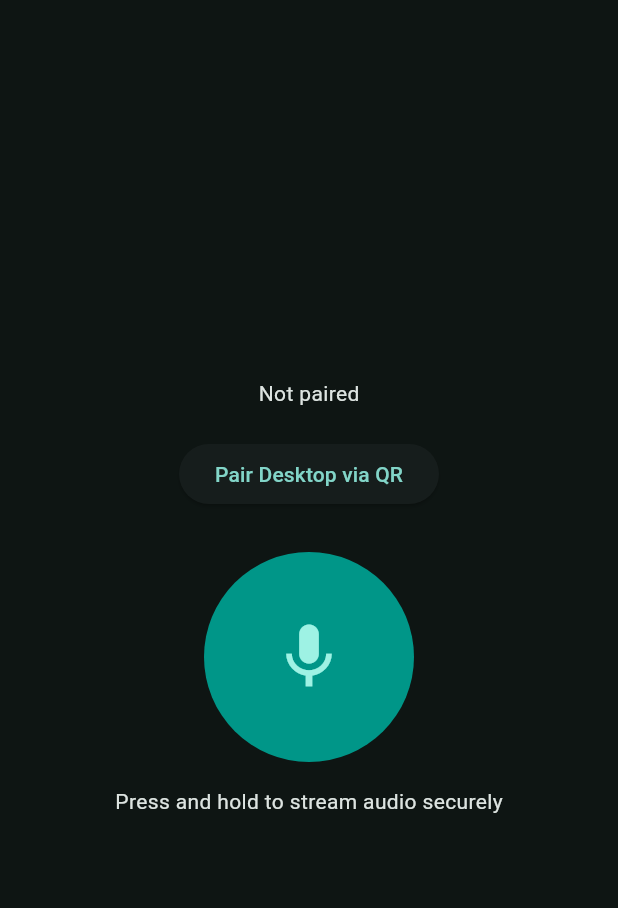
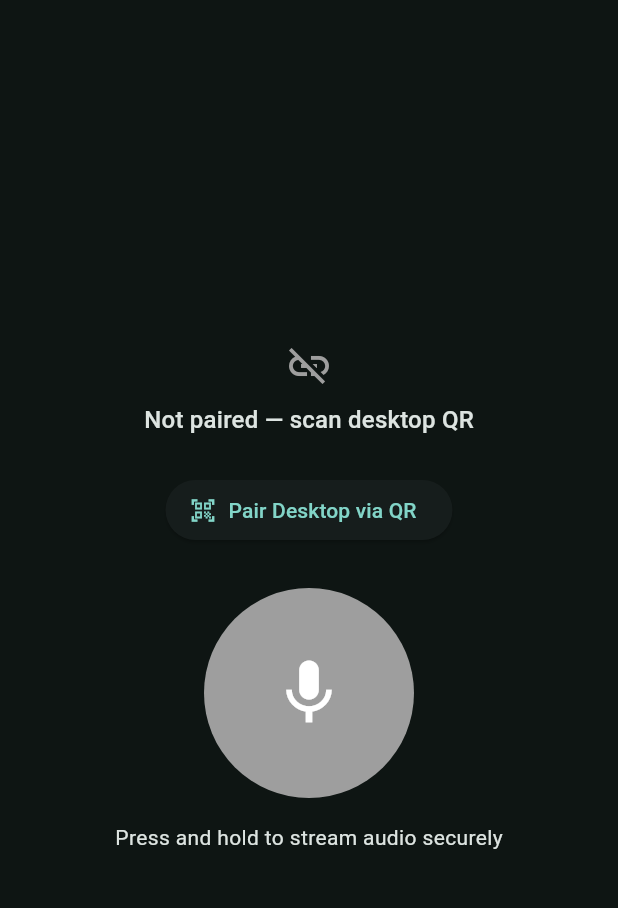
Before and after one commit to musicofthings/mozhi, a Flutter app: the screen it shows after launch, on a phone screen of 412 x 824 dp, the part 63-971 px from its top. Run offline on Flutter 3.47's test engine with Material 3 defaults, Android fonts, the phone set to English and light mode, and no system bars; missing offline and left inert: cryptography, mobile_scanner, record.

Commit message:
feat: complete E2E voice bridge implementation
Desktop agent:
- Add advertised_host to config for QR payload
- Wire QR display into main.py startup
- Add flush event support to WebSocket server
- Add 3s audio chunk buffering to pipeline
- Add flush_buffer() for PTT release processing
- Add qrcode[pil] to pyproject.toml dependencies

Mobile app (Flutter):
- Create crypto_helper.dart (X25519, HKDF-SHA256, AES-GCM-256)
- Rewrite pairing_service.dart (QR→WebSocket→X25519→HKDF→session)
- Rewrite audio_stream_service.dart (mic→buffer→encrypt→stream)
- Rewrite push_to_talk_screen.dart (QR nav, PTT, error display)
- Update pubspec.yaml (add web_socket_channel, record)
- Update widget test for new UI text

Docs:
- Refresh claude.md with complete E2E implementation status

```diff
--- a/mobile_app/lib/screens/push_to_talk_screen.dart
+++ b/mobile_app/lib/screens/push_to_talk_screen.dart
@@ -2,6 +2,7 @@ import 'package:flutter/material.dart';
 
 import '../services/audio_stream_service.dart';
 import '../services/pairing_service.dart';
+import 'qr_scan_screen.dart';
 
 class PushToTalkScreen extends StatefulWidget {
   const PushToTalkScreen({super.key});
@@ -16,23 +17,52 @@ class _PushToTalkScreenState extends State<PushToTalkScreen> {
 
   bool _paired = false;
   bool _streaming = false;
+  String? _error;
 
   Future<void> _pair() async {
-    final paired = await _pairingService.pairViaQr();
+    setState(() => _error = null);
+
+    // Navigate to QR scanner and get the scanned payload JSON
+    final qrJson = await Navigator.of(context).push<String>(
+      MaterialPageRoute(builder: (_) => const QrScanScreen()),
+    );
+    if (qrJson == null || !mounted) return;
+
+    try {
+      final paired = await _pairingService.pairWithData(qrJson);
+      if (!mounted) return;
+      setState(() => _paired = paired);
+    } catch (e) {
+      if (!mounted) return;
+      setState(() => _error = 'Pairing failed: $e');
+    }
+  }
+
+  Future<void> _unpair() async {
+    await _pairingService.disconnect();
     if (!mounted) return;
-    setState(() => _paired = paired);
+    setState(() {
+      _paired = false;
+      _streaming = false;
+    });
   }
 
   Future<void> _togglePtt(bool active) async {
     if (!_paired) return;
     try {
       if (active) {
-        await _audioService.startStreaming();
+        final channel = _pairingService.channel;
+        if (channel == null) {
+          setState(() => _error = 'WebSocket not connected');
+          return;
+        }
+        await _audioService.startStreaming(channel);
       } else {
         await _audioService.stopStreaming();
       }
     } catch (e) {
       debugPrint('PTT error: $e');
+      if (mounted) setState(() => _error = 'Streaming error: $e');
     }
     if (!mounted) return;
     setState(() => _streaming = active);
@@ -41,36 +71,91 @@ class _PushToTalkScreenState extends State<PushToTalkScreen> {
   @override
   void dispose() {
     _audioService.dispose();
+    _pairingService.disconnect();
     super.dispose();
   }
 
   @override
   Widget build(BuildContext context) {
     return Scaffold(
-      appBar: AppBar(title: const Text('Mozhi Push-to-Talk')),
+      appBar: AppBar(
+        title: const Text('Mozhi Push-to-Talk'),
+        actions: [
+          if (_paired)
+            IconButton(
+              icon: const Icon(Icons.link_off),
+              tooltip: 'Disconnect',
+              onPressed: _unpair,
+            ),
+        ],
+      ),
       body: Center(
         child: Column(
           mainAxisAlignment: MainAxisAlignment.center,
           children: [
-            Text(_paired ? 'Paired ✅' : 'Not paired'),
-            const SizedBox(height: 20),
-            ElevatedButton(
-              onPressed: _pair,
-              child: const Text('Pair Desktop via QR'),
+            Icon(
+              _paired ? Icons.check_circle : Icons.link_off,
+              size: 32,
+              color: _paired ? Colors.green : Colors.grey,
             ),
+            const SizedBox(height: 8),
+            Text(
+              _paired
+                  ? 'Paired with desktop ✅'
+                  : 'Not paired — scan desktop QR',
+              style: Theme.of(context).textTheme.titleMedium,
+            ),
+            if (_error != null) ...[
+              const SizedBox(height: 8),
+              Text(
+                _error!,
+                style: const TextStyle(color: Colors.red, fontSize: 13),
+                textAlign: TextAlign.center,
+              ),
+            ],
+            const SizedBox(height: 24),
+            if (!_paired)
+              ElevatedButton.icon(
+                icon: const Icon(Icons.qr_code_scanner),
+                label: const Text('Pair Desktop via QR'),
+                onPressed: _pair,
+              ),
             const SizedBox(height: 28),
-            GestureDetector(
-              onTapDown: (_) => _togglePtt(true),
-              onTapUp: (_) => _togglePtt(false),
-              onTapCancel: () => _togglePtt(false),
-              child: CircleAvatar(
-                radius: 70,
-                backgroundColor: _streaming ? Colors.red : Colors.teal,
-                child: const Icon(Icons.mic, size: 52),
+            Listener(
+              onPointerDown: (_) => _togglePtt(true),
+              onPointerUp: (_) => _togglePtt(false),
+              onPointerCancel: (_) => _togglePtt(false),
+              child: AnimatedContainer(
+                duration: const Duration(milliseconds: 120),
+                width: _streaming ? 160 : 140,
+                height: _streaming ? 160 : 140,
+                decoration: BoxDecoration(
+                  shape: BoxShape.circle,
+                  color: !_paired
+                      ? Colors.grey
+                      : _streaming
+                          ? Colors.red
+                          : Colors.teal,
+                  boxShadow: _streaming
+                      ? [
+                          BoxShadow(
+                            color: Colors.red.withAlpha(100),
+                            blurRadius: 24,
+                            spreadRadius: 4,
+                          ),
+                        ]
+                      : null,
+                ),
+                child: const Icon(Icons.mic, size: 52, color: Colors.white),
               ),
             ),
             const SizedBox(height: 16),
-            const Text('Press and hold to stream audio securely'),
+            Text(
+              _streaming
+                  ? 'Streaming audio…'
+                  : 'Press and hold to stream audio securely',
+              style: Theme.of(context).textTheme.bodyMedium,
+            ),
           ],
         ),
       ),
--- /dev/null
+++ b/mobile_app/lib/services/crypto_helper.dart
@@ -0,0 +1,57 @@
+import 'dart:convert';
+import 'dart:typed_data';
+
+import 'package:cryptography/cryptography.dart';
+
+/// Cryptographic helpers for X25519 key exchange and AES-GCM transport.
+class CryptoHelper {
+  CryptoHelper._();
+
+  static final _x25519 = X25519();
+  static final _hkdf = Hkdf(hmac: Hmac.sha256(), outputLength: 32);
+  static final _aesGcm = AesGcm.with256bits(nonceLength: 12);
+
+  /// Generate an X25519 key pair and return (privateKey, publicKeyBytes).
+  static Future<({SimpleKeyPair keyPair, List<int> publicKeyBytes})>
+      generateKeyPair() async {
+    final keyPair = await _x25519.newKeyPair();
+    final publicKey = await keyPair.extractPublicKey();
+    return (keyPair: keyPair, publicKeyBytes: publicKey.bytes);
+  }
+
+  /// Derive a 32-byte AES key from the X25519 shared secret using HKDF.
+  static Future<SecretKey> deriveAesKey(
+    SimpleKeyPair clientKeyPair,
+    List<int> serverPublicKeyBytes,
+  ) async {
+    final serverPublicKey = SimplePublicKey(serverPublicKeyBytes, type: KeyPairType.x25519);
+    final sharedSecret = await _x25519.sharedSecretKey(
+      keyPair: clientKeyPair,
+      remotePublicKey: serverPublicKey,
+    );
+    final sharedSecretBytes = await sharedSecret.extractBytes();
+
+    // HKDF derivation — MUST match desktop info=b"mozhi-audio-transport"
+    final derived = await _hkdf.deriveKey(
+      secretKey: SecretKey(sharedSecretBytes),
+      info: utf8.encode('mozhi-audio-transport'),
+      nonce: Uint8List(0), // salt=None on desktop side
+    );
+    return derived;
+  }
+
+  /// Encrypt plaintext bytes with AES-GCM, returning (nonceB64, ciphertextB64).
+  static Future<({String nonceB64, String ciphertextB64})> encrypt(
+    SecretKey aesKey,
+    List<int> plaintext,
+  ) async {
+    final secretBox = await _aesGcm.encrypt(
+      plaintext,
+      secretKey: aesKey,
+    );
+    final nonceB64 = base64Url.encode(secretBox.nonce);
+    // ciphertext + mac concatenated (AES-GCM standard)
+    final ciphertextB64 = base64Url.encode(secretBox.concatenation(nonce: false));
+    return (nonceB64: nonceB64, ciphertextB64: ciphertextB64);
+  }
+}
--- a/mobile_app/pubspec.yaml
+++ b/mobile_app/pubspec.yaml
@@ -9,11 +9,11 @@ environment:
 dependencies:
   flutter:
     sdk: flutter
-  flutter_webrtc: ^0.11.6
   mobile_scanner: ^5.1.1
   cryptography: ^2.7.0
   qr_flutter: ^4.1.0
-  websocket_universal: ^1.2.6
+  web_socket_channel: ^3.0.1
+  record: ^5.1.2
 
 dev_dependencies:
   flutter_test:
```
Also changed, not shown: mobile_app/lib/services/audio_stream_service.dart (+103 -4 lines), mobile_app/lib/services/pairing_service.dart (+92 -4 lines), mobile_app/pubspec.lock, 7 other files.
